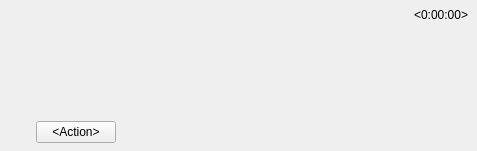
The window that client/nx_client_desktop/src/nx/client/desktop/event_search/widgets/event_tile.ui (networkoptix/nx_open) describes before a commit, drawn with Qt 5.
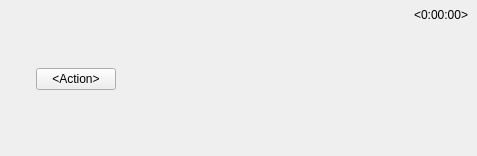
The same window after the commit. Custom widgets are drawn as their Qt base class.

Commit message:
Three-dot preloader at the bottom of event ribbon
<==== Mercurial data ====>
Branch: vms

What changed in the file:
```diff
--- a/client/nx_client_desktop/src/nx/client/desktop/event_search/widgets/event_tile.ui
+++ b/client/nx_client_desktop/src/nx/client/desktop/event_search/widgets/event_tile.ui
@@ -7,9 +7,27 @@
     <x>0</x>
     <y>0</y>
     <width>477</width>
-    <height>151</height>
+    <height>156</height>
    </rect>
   </property>
+  <layout class="QVBoxLayout" name="verticalLayout">
+   <property name="spacing">
+    <number>0</number>
+   </property>
+   <property name="leftMargin">
+    <number>0</number>
+   </property>
+   <property name="topMargin">
+    <number>0</number>
+   </property>
+   <property name="rightMargin">
+    <number>0</number>
+   </property>
+   <property name="bottomMargin">
+    <number>0</number>
+   </property>
+   <item>
+    <widget class="QWidget" name="mainWidget" native="true">
   <layout class="QHBoxLayout" name="horizontalLayout">
    <property name="spacing">
     <number>8</number>
@@ -131,6 +149,12 @@
    </item>
   </layout>
  </widget>
+   </item>
+   <item>
+    <widget class="QnBusyIndicatorWidget" name="busyIndicator" native="true"/>
+   </item>
+  </layout>
+ </widget>
  <customwidgets>
   <customwidget>
    <class>nx::client::desktop::ActionPushButton</class>
@@ -143,6 +167,12 @@
    <header location="global">ui/widgets/resource_preview_widget.h</header>
    <container>1</container>
   </customwidget>
+  <customwidget>
+   <class>QnBusyIndicatorWidget</class>
+   <extends>QWidget</extends>
+   <header location="global">ui/widgets/common/busy_indicator.h</header>
+   <container>1</container>
+  </customwidget>
  </customwidgets>
  <resources/>
  <connections/>
```
Lines whose indentation alone changed are shown as unchanged. The commit also changes 8 other files.
